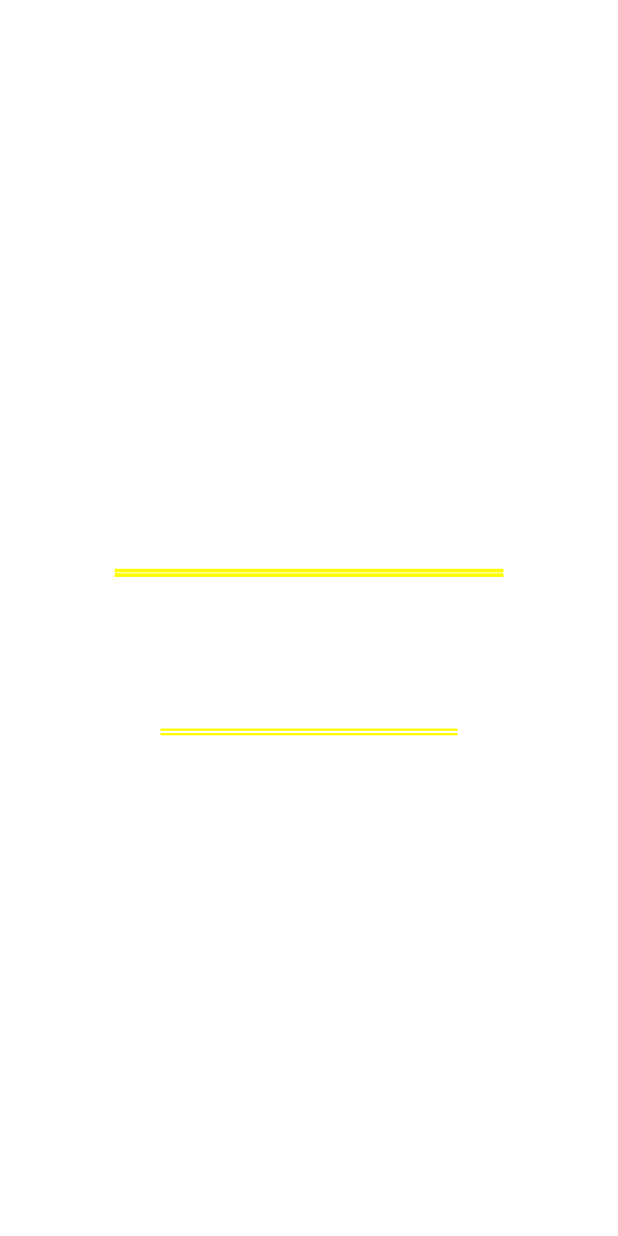
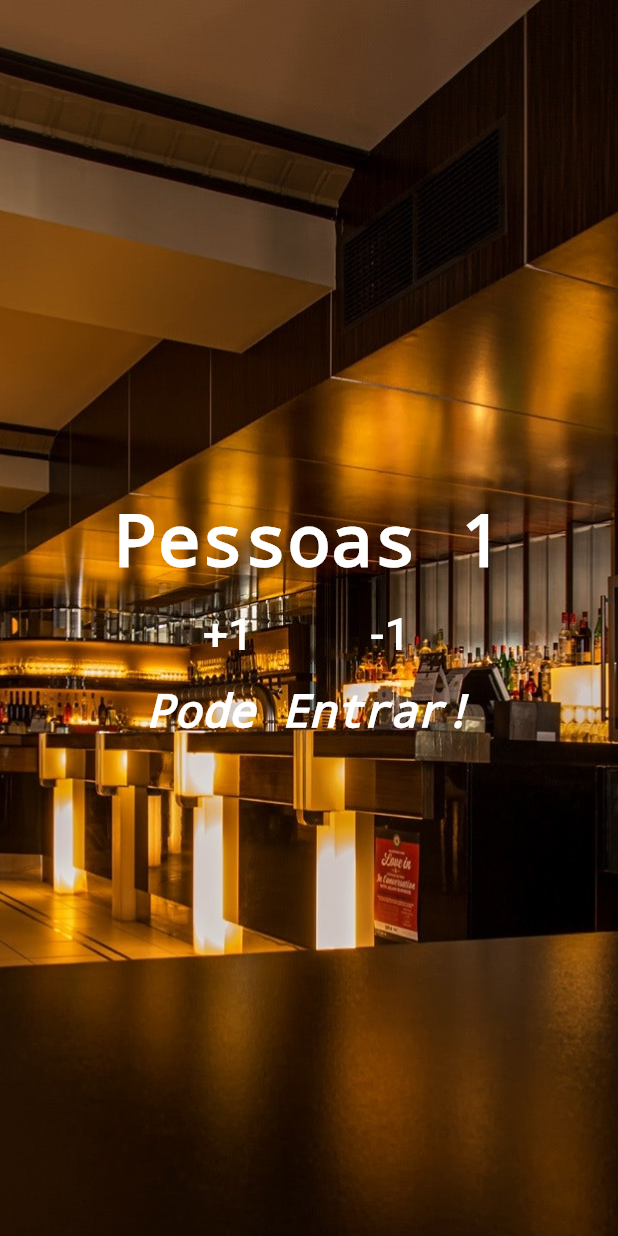
Before and after one commit to Janilso/curso_flutter, a Flutter app: the screen it shows after launch, after a tap on "+1", on a phone screen of 412 x 824 dp. Run offline on Flutter 3.47's test engine with Material 2 defaults, Android fonts, the phone set to English and light mode, and no system bars.

Commit message:
Finalizado contador de pessoas

```diff
--- a/lib/main.dart
+++ b/lib/main.dart
@@ -1,14 +1,47 @@
 import 'package:flutter/material.dart';
 
 void main() {
-  runApp(MaterialApp(
-      title: "Contador de Pessas",
-      home: Column(
+  runApp(MaterialApp(title: "Contador de Pessas", home: Home()));
+}
+
+class Home extends StatefulWidget {
+  @override
+  _HomeState createState() => _HomeState();
+}
+
+class _HomeState extends State<Home> {
+  int _pessoas = 0;
+  String _info = "Pode Entrar";
+  void _aumentaPessoa(int delta) {
+    setState(() {
+      _pessoas += delta;
+      if(_pessoas < 0) {
+        _info = "Mundo invertido?!";
+      } else if(_pessoas <= 10){
+        _info = "Pode Entrar!";
+      } else{
+        _info = "Lotado!";
+      }
+    });
+  }
+
+  @override
+  Widget build(BuildContext context) {
+    return Stack(
+      children: <Widget>[
+        Image.asset(
+          "imagens/restaurant.jpg",
+          fit: BoxFit.cover,
+          height: 1100.0,
+        ),
+        Column(
           mainAxisAlignment: MainAxisAlignment.center,
           children: <Widget>[
-          Text("Pessoas 0",
-              style:
-                  TextStyle(color: Colors.white, fontWeight: FontWeight.bold)),
+            Text("Pessoas $_pessoas",
+                style: TextStyle(
+                    color: Colors.white,
+                    fontWeight: FontWeight.bold,
+                    decoration: TextDecoration.none)),
             Row(
               mainAxisAlignment: MainAxisAlignment.center,
               children: <Widget>[
@@ -16,25 +49,39 @@ void main() {
                   padding: EdgeInsets.all(10.0),
                   child: FlatButton(
                     child: Text("+1",
-                      style: TextStyle(color: Colors.white, fontSize: 30.0)),
-                  onPressed: () {}, // Função a ser chamada
+                        style: TextStyle(
+                            color: Colors.white,
+                            fontSize: 30.0,
+                            decoration: TextDecoration.none)),
+                    onPressed: () {
+                      _aumentaPessoa(1);
+                    }, // Função a ser chamada
                   ),
                 ),
                 Padding(
                   padding: EdgeInsets.all(10.0),
                   child: FlatButton(
                     child: Text("-1",
-                      style: TextStyle(color: Colors.white, fontSize: 30.0)),
-                  onPressed: () {}, // Função a ser chamada
+                        style: TextStyle(
+                          color: Colors.white,
+                          fontSize: 30.0,
+                        )),
+                    onPressed: () {
+                      _aumentaPessoa(-1);
+                    }, // Função a ser chamada
                   ),
                 ),
               ],
             ),
-          Text("Pode entrar",
+            Text("$_info",
                 style: TextStyle(
                     color: Colors.white,
                     fontStyle: FontStyle.italic,
-                  fontSize: 30.0)),
+                    fontSize: 30.0,
+                    decoration: TextDecoration.none)),
           ],
-      )));
+        )
+      ],
+    );
   }
+}
```
Lines whose indentation alone changed are shown as unchanged.
